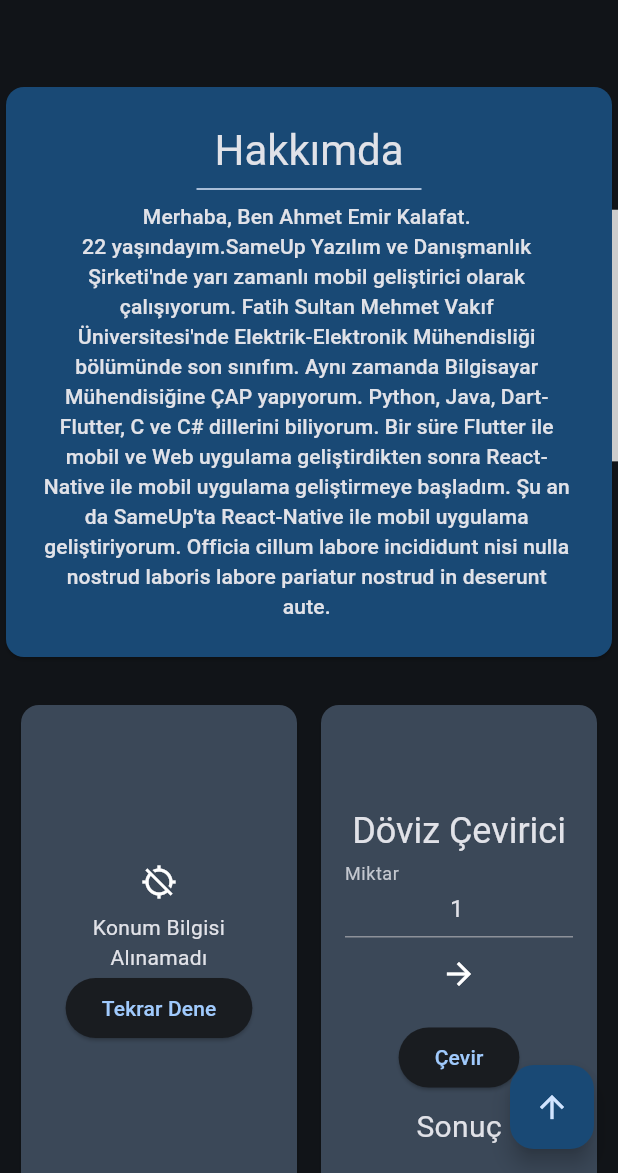
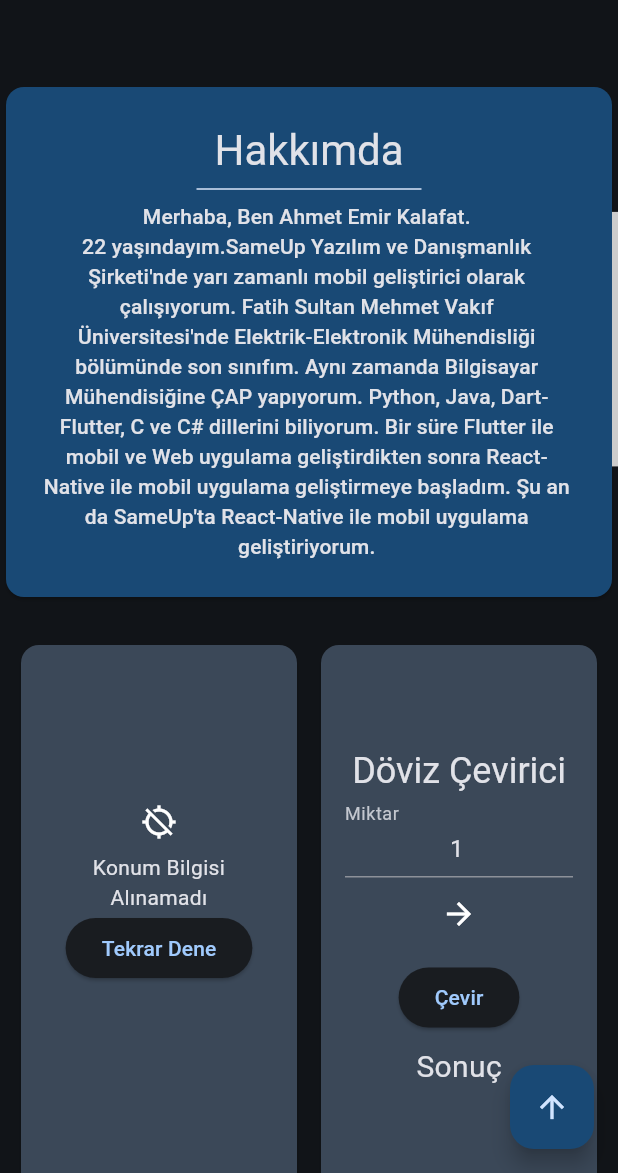
Before and after one commit to emirkalafat/emirklft, a Flutter app: the HomePage screen opened by its route, scrolled down 576 dp, on a phone screen of 412 x 824 dp, the part 63-1236 px from its top. Run offline on Flutter 3.47's test engine with Material 3 defaults, Android fonts, the phone set to English and light mode, and no system bars; our stand-ins replace beamer, cloud_firestore, email_validator, firebase_analytics, firebase_core, firebase_storage and 12 more; missing offline and left inert: currency_picker, firebase_core_web; accounts and stored records are empty; network calls fail; Roboto replaces fonts that are missing (Ubuntu).

Commit message:
Flutter update 3.21 -> (beta) 3.22

```diff
--- a/lib/core/constants.dart
+++ b/lib/core/constants.dart
@@ -33,7 +33,7 @@ abstract class AppConstants {
       "https://docs.google.com/document/d/1YRE8eCepquyiYQR0dgThBx3gFZak302e/edit?usp=sharing&ouid=102026540238976098790&rtpof=true&sd=true";
 
   static const aboutMeText =
-      'Merhaba, Ben Ahmet Emir Kalafat.\n22 yaşındayım.SameUp Yazılım ve Danışmanlık Şirketi\'nde yarı zamanlı mobil geliştirici olarak çalışıyorum. Fatih Sultan Mehmet Vakıf Üniversitesi\'nde Elektrik-Elektronik Mühendisliği bölümünde son sınıfım. Aynı zamanda Bilgisayar Mühendisiğine ÇAP yapıyorum. Python, Java, Dart-Flutter, C ve C# dillerini biliyorum. Bir süre Flutter ile mobil ve Web uygulama geliştirdikten sonra React-Native ile mobil uygulama geliştirmeye başladım. Şu an da SameUp\'ta React-Native ile mobil uygulama geliştiriyorum. Officia cillum labore incididunt nisi nulla nostrud laboris labore pariatur nostrud in deserunt aute.';
+      'Merhaba, Ben Ahmet Emir Kalafat.\n22 yaşındayım.SameUp Yazılım ve Danışmanlık Şirketi\'nde yarı zamanlı mobil geliştirici olarak çalışıyorum. Fatih Sultan Mehmet Vakıf Üniversitesi\'nde Elektrik-Elektronik Mühendisliği bölümünde son sınıfım. Aynı zamanda Bilgisayar Mühendisiğine ÇAP yapıyorum. Python, Java, Dart-Flutter, C ve C# dillerini biliyorum. Bir süre Flutter ile mobil ve Web uygulama geliştirdikten sonra React-Native ile mobil uygulama geliştirmeye başladım. Şu an da SameUp\'ta React-Native ile mobil uygulama geliştiriyorum.';
 
 
   static const Map<String, String> timeline = {
--- a/lib/core/router/location_builder.dart
+++ b/lib/core/router/location_builder.dart
@@ -29,6 +29,7 @@ final locationBuilder = RoutesLocationBuilder(
                     ? 'AEK - Projelerim'
                     : 'AEK - İletişim',
         child: HomePage(
+          key: ValueKey('home-$tab'),
           initialIndex: initialIndex,
         ),
       );
@@ -42,14 +43,16 @@ final locationBuilder = RoutesLocationBuilder(
     '/yemekdeposu': (context, state, data) => const BeamPage(
           key: ValueKey('yemekdeposu'),
           title: 'Yemek Deposu Gizlilik Sözleşmesi',
-          child: YemekDeposuGizlilikSozlesmesi(),
+          child: YemekDeposuGizlilikSozlesmesi(
+            key: ValueKey('yemekdeposu'),
+          ),
         ),
     '/projects/:pid': (context, state, data) {
       final pid = state.pathParameters['pid'] as String;
 
       return BeamPage(
         key: ValueKey('pid-$pid'),
-        child: ProjectDetails(projectID: pid),
+        child: ProjectDetails(projectID: pid, key: ValueKey('pid-$pid')),
         title: 'Proje - $pid',
       );
     }
```
Also changed, not shown: pubspec.lock, 2 other files.
